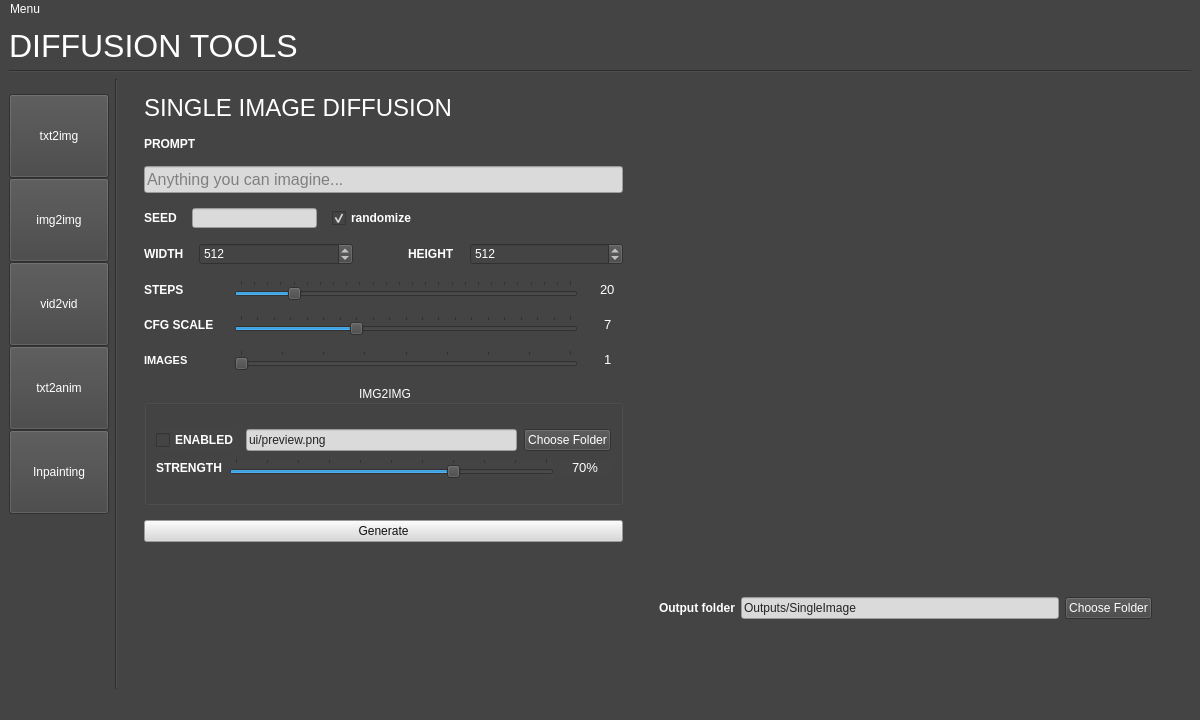
Before: the Qt Designer form ui/main.ui in TwoDukes/Diffusion-Tools, drawn with Qt 5.
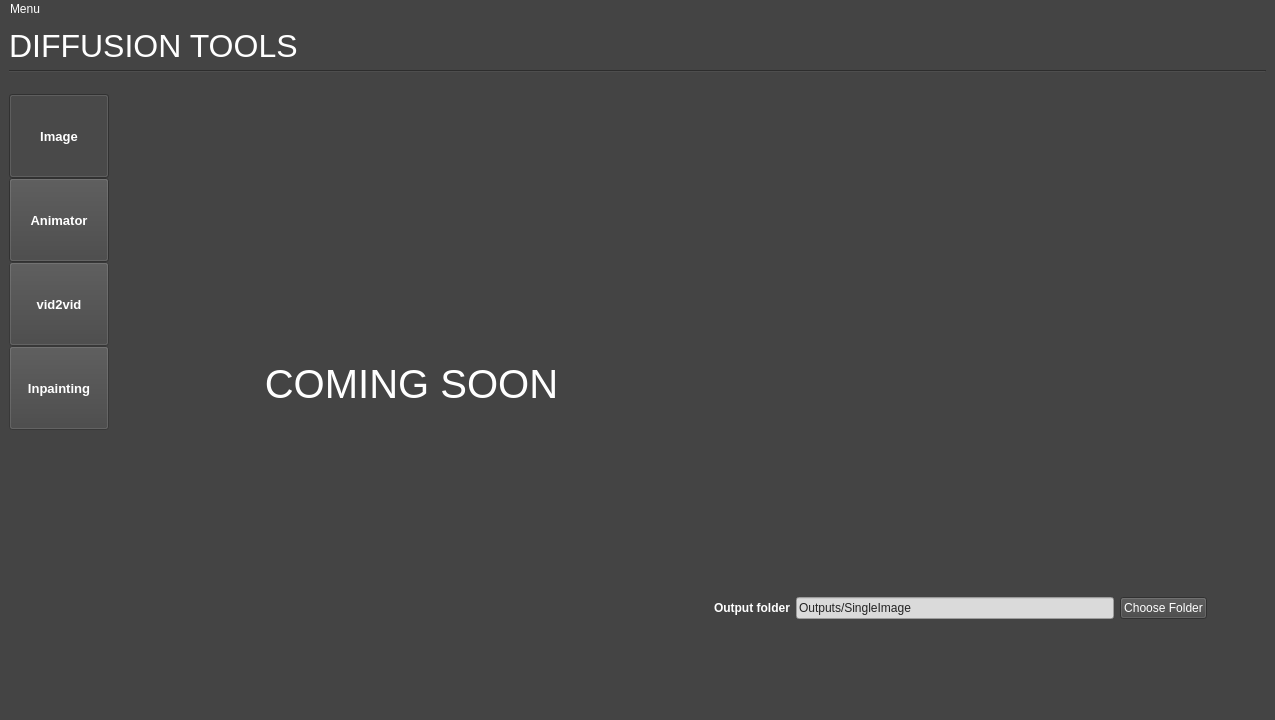
After: the same form once the commit is applied. The open tabs and pages were chosen to show the change. Icons and pictures are not drawn.

Commit message: Implemented basic tab logic

```diff
--- a/ui/main.ui
+++ b/ui/main.ui
@@ -6,13 +6,13 @@
    <rect>
     <x>0</x>
     <y>0</y>
-    <width>1200</width>
+    <width>1275</width>
     <height>720</height>
    </rect>
   </property>
   <property name="minimumSize">
    <size>
-    <width>1200</width>
+    <width>1275</width>
     <height>720</height>
    </size>
   </property>
@@ -81,10 +81,7 @@
      </widget>
     </item>
     <item>
-     <layout class="QHBoxLayout" name="horizontalLayout" stretch="0,0,0,0,0">
-      <property name="rightMargin">
-       <number>20</number>
-      </property>
+     <layout class="QHBoxLayout" name="horizontalLayout_15">
       <item>
        <layout class="QVBoxLayout" name="verticalLayout_5">
         <property name="spacing">
@@ -99,7 +96,7 @@
            <bool>true</bool>
           </property>
           <property name="sizePolicy">
-           <sizepolicy hsizetype="Expanding" vsizetype="Fixed">
+           <sizepolicy hsizetype="Fixed" vsizetype="Fixed">
             <horstretch>0</horstretch>
             <verstretch>0</verstretch>
            </sizepolicy>
@@ -118,18 +115,34 @@
           </property>
           <property name="font">
            <font>
+            <family>MS Shell Dlg 2</family>
+            <pointsize>10</pointsize>
+            <weight>75</weight>
+            <bold>true</bold>
             <kerning>true</kerning>
            </font>
           </property>
           <property name="text">
-           <string>txt2img</string>
+           <string>Image</string>
+          </property>
+          <property name="checkable">
+           <bool>true</bool>
+          </property>
+          <property name="checked">
+           <bool>true</bool>
+          </property>
+          <property name="default">
+           <bool>false</bool>
+          </property>
+          <property name="flat">
+           <bool>false</bool>
           </property>
          </widget>
         </item>
         <item>
          <widget class="QPushButton" name="img2imgButton">
           <property name="sizePolicy">
-           <sizepolicy hsizetype="Expanding" vsizetype="Fixed">
+           <sizepolicy hsizetype="Fixed" vsizetype="Fixed">
             <horstretch>0</horstretch>
             <verstretch>0</verstretch>
            </sizepolicy>
@@ -146,15 +159,38 @@
             <height>16777215</height>
            </size>
           </property>
+          <property name="font">
+           <font>
+            <family>MS Shell Dlg 2</family>
+            <pointsize>10</pointsize>
+            <weight>75</weight>
+            <bold>true</bold>
+           </font>
+          </property>
           <property name="text">
-           <string>img2img</string>
+           <string>Animator</string>
+          </property>
+          <property name="checkable">
+           <bool>true</bool>
+          </property>
+          <property name="checked">
+           <bool>false</bool>
+          </property>
+          <property name="default">
+           <bool>false</bool>
+          </property>
+          <property name="flat">
+           <bool>false</bool>
           </property>
          </widget>
         </item>
         <item>
-         <widget class="QPushButton" name="vid2vidButton">
+         <widget class="QPushButton" name="vid2vidTabButton">
+          <property name="enabled">
+           <bool>false</bool>
+          </property>
           <property name="sizePolicy">
-           <sizepolicy hsizetype="Expanding" vsizetype="Fixed">
+           <sizepolicy hsizetype="Fixed" vsizetype="Fixed">
             <horstretch>0</horstretch>
             <verstretch>0</verstretch>
            </sizepolicy>
@@ -171,40 +207,41 @@
             <height>16777215</height>
            </size>
           </property>
+          <property name="font">
+           <font>
+            <family>MS Shell Dlg 2</family>
+            <pointsize>10</pointsize>
+            <weight>75</weight>
+            <bold>true</bold>
+           </font>
+          </property>
+          <property name="styleSheet">
+           <string notr="true"/>
+          </property>
           <property name="text">
            <string>vid2vid</string>
           </property>
-         </widget>
-        </item>
-        <item>
-         <widget class="QPushButton" name="txt2animButton">
-          <property name="sizePolicy">
-           <sizepolicy hsizetype="Expanding" vsizetype="Fixed">
-            <horstretch>0</horstretch>
-            <verstretch>0</verstretch>
-           </sizepolicy>
+          <property name="checkable">
+           <bool>true</bool>
           </property>
-          <property name="minimumSize">
-           <size>
-            <width>100</width>
-            <height>84</height>
-           </size>
+          <property name="checked">
+           <bool>false</bool>
           </property>
-          <property name="maximumSize">
-           <size>
-            <width>100</width>
-            <height>16777215</height>
-           </size>
+          <property name="default">
+           <bool>false</bool>
           </property>
-          <property name="text">
-           <string>txt2anim</string>
+          <property name="flat">
+           <bool>false</bool>
           </property>
          </widget>
         </item>
         <item>
          <widget class="QPushButton" name="inpaintingButton">
+          <property name="enabled">
+           <bool>false</bool>
+          </property>
           <property name="sizePolicy">
-           <sizepolicy hsizetype="Expanding" vsizetype="Fixed">
+           <sizepolicy hsizetype="Fixed" vsizetype="Fixed">
             <horstretch>0</horstretch>
             <verstretch>0</verstretch>
            </sizepolicy>
@@ -221,9 +258,29 @@
             <height>16777215</height>
            </size>
           </property>
+          <property name="font">
+           <font>
+            <family>MS Shell Dlg 2</family>
+            <pointsize>10</pointsize>
+            <weight>75</weight>
+            <bold>true</bold>
+           </font>
+          </property>
           <property name="text">
            <string>Inpainting</string>
           </property>
+          <property name="checkable">
+           <bool>true</bool>
+          </property>
+          <property name="checked">
+           <bool>false</bool>
+          </property>
+          <property name="default">
+           <bool>false</bool>
+          </property>
+          <property name="flat">
+           <bool>false</bool>
+          </property>
          </widget>
         </item>
         <item>
@@ -242,6 +299,30 @@
        </layout>
       </item>
       <item>
+       <widget class="QStackedWidget" name="mainStackedWidget">
+        <property name="currentIndex">
+         <number>0</number>
+        </property>
+        <widget class="QWidget" name="SingleImagePage">
+         <layout class="QVBoxLayout" name="verticalLayout_9">
+          <property name="leftMargin">
+           <number>1</number>
+          </property>
+          <property name="topMargin">
+           <number>1</number>
+          </property>
+          <property name="rightMargin">
+           <number>1</number>
+          </property>
+          <property name="bottomMargin">
+           <number>1</number>
+          </property>
+          <item>
+           <layout class="QHBoxLayout" name="horizontalLayout" stretch="0,0">
+            <property name="rightMargin">
+             <number>20</number>
+            </property>
+            <item>
        <widget class="Line" name="line_2">
         <property name="orientation">
          <enum>Qt::Vertical</enum>
@@ -1060,6 +1141,53 @@
         </item>
        </layout>
       </item>
+           </layout>
+          </item>
+         </layout>
+        </widget>
+        <widget class="QWidget" name="AnimatorPage">
+         <layout class="QVBoxLayout" name="verticalLayout_8">
+          <item>
+           <widget class="QLabel" name="label">
+            <property name="font">
+             <font>
+              <pointsize>30</pointsize>
+             </font>
+            </property>
+            <property name="text">
+             <string>COMING SOON</string>
+            </property>
+            <property name="alignment">
+             <set>Qt::AlignCenter</set>
+            </property>
+           </widget>
+          </item>
+         </layout>
+        </widget>
+        <widget class="QWidget" name="vid2vidPage">
+         <layout class="QVBoxLayout" name="verticalLayout_10">
+          <item>
+           <widget class="QLabel" name="tempLabel">
+            <property name="font">
+             <font>
+              <pointsize>30</pointsize>
+              <weight>50</weight>
+              <bold>false</bold>
+             </font>
+            </property>
+            <property name="text">
+             <string>COMING SOON</string>
+            </property>
+            <property name="alignment">
+             <set>Qt::AlignCenter</set>
+            </property>
+           </widget>
+          </item>
+         </layout>
+        </widget>
+        <widget class="QWidget" name="InpaintingPage"/>
+       </widget>
+      </item>
       <item>
        <layout class="QVBoxLayout" name="verticalLayout_6">
         <item>
@@ -1100,6 +1228,9 @@
             <property name="orientation">
              <enum>Qt::Horizontal</enum>
             </property>
+            <property name="sizeType">
+             <enum>QSizePolicy::Minimum</enum>
+            </property>
             <property name="sizeHint" stdset="0">
              <size>
               <width>40</width>
@@ -1133,6 +1264,12 @@
               <height>0</height>
              </size>
             </property>
+            <property name="maximumSize">
+             <size>
+              <width>318</width>
+              <height>16777215</height>
+             </size>
+            </property>
             <property name="styleSheet">
              <string notr="true">background-color: rgb(218, 218, 218);
 color: rgb(35, 35, 35);</string>
@@ -1155,7 +1292,7 @@
              <enum>Qt::Horizontal</enum>
             </property>
             <property name="sizeType">
-             <enum>QSizePolicy::Preferred</enum>
+             <enum>QSizePolicy::Expanding</enum>
             </property>
             <property name="sizeHint" stdset="0">
              <size>
@@ -1182,19 +1319,6 @@
         </item>
        </layout>
       </item>
-      <item>
-       <spacer name="horizontalSpacer_3">
-        <property name="orientation">
-         <enum>Qt::Horizontal</enum>
-        </property>
-        <property name="sizeHint" stdset="0">
-         <size>
-          <width>40</width>
-          <height>20</height>
-         </size>
-        </property>
-       </spacer>
-      </item>
      </layout>
     </item>
    </layout>
@@ -1204,7 +1328,7 @@
     <rect>
      <x>0</x>
      <y>0</y>
-     <width>1200</width>
+     <width>1275</width>
      <height>26</height>
     </rect>
    </property>
```
Left out of the diff: 8 changed lines with no effect on the pictures. Lines whose indentation alone changed are shown as unchanged. The commit also changes 3 other files.
